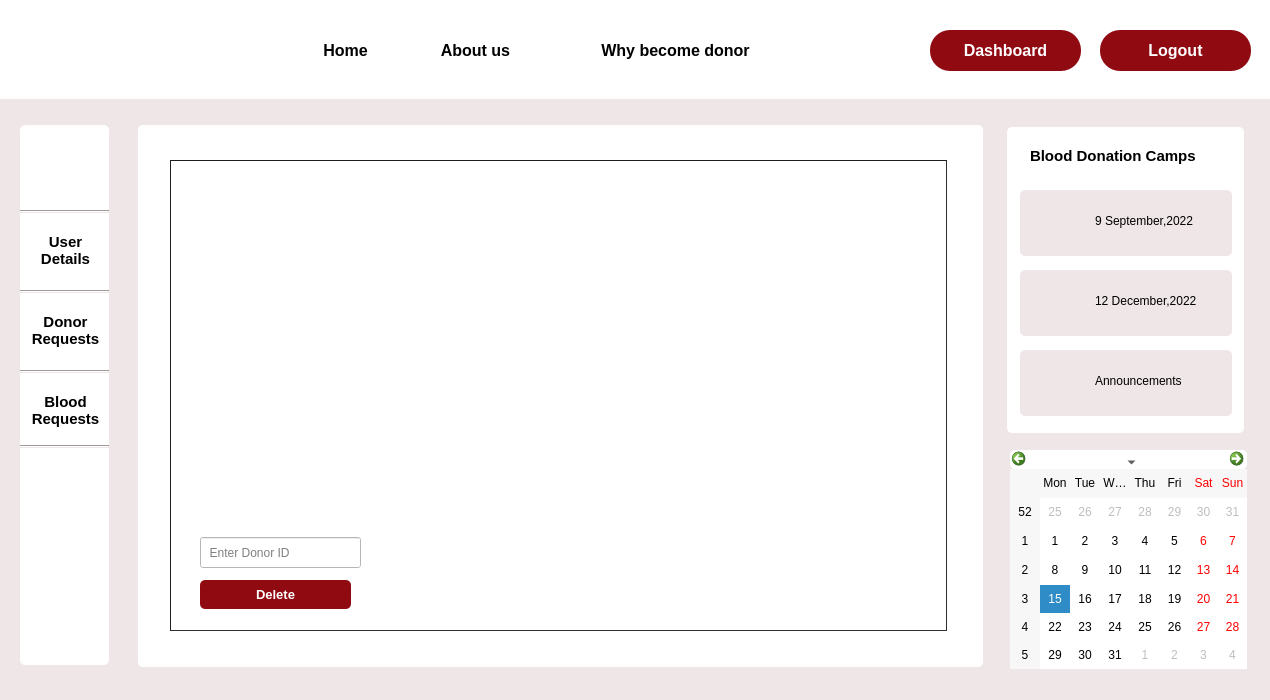
Qt form edit_donor.ui (Rista10/Final) before a commit.
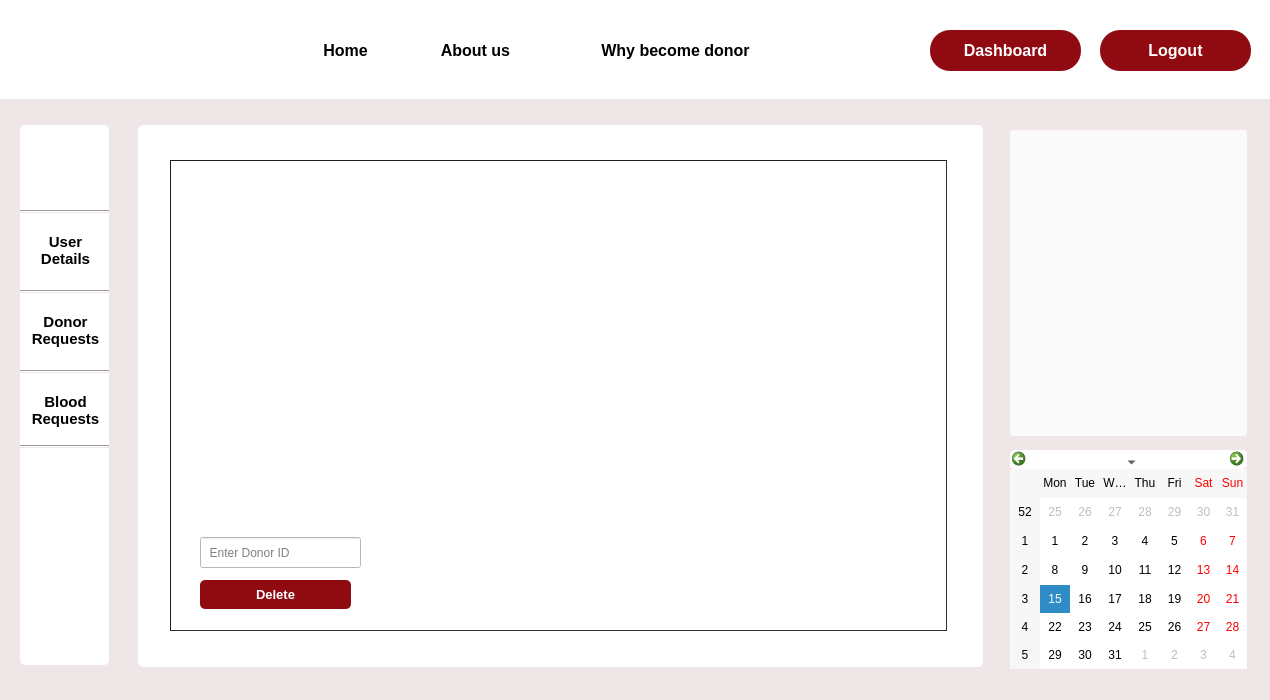
The same form after that commit. Icons and pictures are not drawn.

Patch:
```diff
--- a/edit_donor.ui
+++ b/edit_donor.ui
@@ -17,87 +17,6 @@
    <string notr="true">background-color:#EFE6E7;
 </string>
   </property>
-  <widget class="QLabel" name="label_25">
-   <property name="geometry">
-    <rect>
-     <x>1020</x>
-     <y>350</y>
-     <width>212</width>
-     <height>66</height>
-    </rect>
-   </property>
-   <property name="cursor">
-    <cursorShape>PointingHandCursor</cursorShape>
-   </property>
-   <property name="styleSheet">
-    <string notr="true">border-radius:5px;</string>
-   </property>
-   <property name="text">
-    <string/>
-   </property>
-  </widget>
-  <widget class="QLabel" name="label_32">
-   <property name="geometry">
-    <rect>
-     <x>1095</x>
-     <y>360</y>
-     <width>131</width>
-     <height>41</height>
-    </rect>
-   </property>
-   <property name="cursor">
-    <cursorShape>PointingHandCursor</cursorShape>
-   </property>
-   <property name="styleSheet">
-    <string notr="true">
-#label_32::hover
-{
-
-	color: rgb(144, 10, 18);
-}</string>
-   </property>
-   <property name="text">
-    <string>Announcements</string>
-   </property>
-  </widget>
-  <widget class="QLabel" name="label_29">
-   <property name="geometry">
-    <rect>
-     <x>1030</x>
-     <y>360</y>
-     <width>51</width>
-     <height>41</height>
-    </rect>
-   </property>
-   <property name="cursor">
-    <cursorShape>PointingHandCursor</cursorShape>
-   </property>
-   <property name="styleSheet">
-    <string notr="true">border-image: url(:/img/Images/announcement.png);</string>
-   </property>
-   <property name="text">
-    <string/>
-   </property>
-  </widget>
-  <widget class="QLabel" name="label_26">
-   <property name="geometry">
-    <rect>
-     <x>1020</x>
-     <y>270</y>
-     <width>212</width>
-     <height>66</height>
-    </rect>
-   </property>
-   <property name="cursor">
-    <cursorShape>PointingHandCursor</cursorShape>
-   </property>
-   <property name="styleSheet">
-    <string notr="true">border-radius:5px;</string>
-   </property>
-   <property name="text">
-    <string/>
-   </property>
-  </widget>
   <widget class="QLabel" name="label">
    <property name="geometry">
     <rect>
@@ -201,68 +120,6 @@
     <string/>
    </property>
   </widget>
-  <widget class="QLabel" name="label_24">
-   <property name="geometry">
-    <rect>
-     <x>1020</x>
-     <y>190</y>
-     <width>212</width>
-     <height>66</height>
-    </rect>
-   </property>
-   <property name="cursor">
-    <cursorShape>PointingHandCursor</cursorShape>
-   </property>
-   <property name="styleSheet">
-    <string notr="true">border-radius:5px;</string>
-   </property>
-   <property name="text">
-    <string/>
-   </property>
-  </widget>
-  <widget class="QLabel" name="label_27">
-   <property name="geometry">
-    <rect>
-     <x>1030</x>
-     <y>200</y>
-     <width>52</width>
-     <height>52</height>
-    </rect>
-   </property>
-   <property name="cursor">
-    <cursorShape>PointingHandCursor</cursorShape>
-   </property>
-   <property name="styleSheet">
-    <string notr="true">background-image: url(:/img/Images/blood.png);</string>
-   </property>
-   <property name="text">
-    <string/>
-   </property>
-  </widget>
-  <widget class="QLabel" name="label_30">
-   <property name="geometry">
-    <rect>
-     <x>1095</x>
-     <y>200</y>
-     <width>131</width>
-     <height>41</height>
-    </rect>
-   </property>
-   <property name="cursor">
-    <cursorShape>PointingHandCursor</cursorShape>
-   </property>
-   <property name="styleSheet">
-    <string notr="true">
-#label_30::hover
-{
-
-	color: rgb(144, 10, 18);
-}</string>
-   </property>
-   <property name="text">
-    <string>9 September,2022</string>
-   </property>
-  </widget>
   <widget class="QPushButton" name="my_details_3">
    <property name="geometry">
     <rect>
@@ -335,28 +192,6 @@
     <string/>
    </property>
   </widget>
-  <widget class="QLabel" name="label_23">
-   <property name="geometry">
-    <rect>
-     <x>1030</x>
-     <y>140</y>
-     <width>201</width>
-     <height>31</height>
-    </rect>
-   </property>
-   <property name="font">
-    <font>
-     <pointsize>11</pointsize>
-     <bold>true</bold>
-    </font>
-   </property>
-   <property name="styleSheet">
-    <string notr="true">background-color: rgb(255, 255, 255);</string>
-   </property>
-   <property name="text">
-    <string>Blood Donation Camps</string>
-   </property>
-  </widget>
   <widget class="Line" name="line_2">
    <property name="geometry">
     <rect>
@@ -443,23 +278,6 @@
     <string/>
    </property>
   </widget>
-  <widget class="QLabel" name="label_4">
-   <property name="geometry">
-    <rect>
-     <x>1007</x>
-     <y>127</y>
-     <width>237</width>
-     <height>306</height>
-    </rect>
-   </property>
-   <property name="styleSheet">
-    <string notr="true">background-color: rgb(255, 255, 255);
-border-radius:5px;</string>
-   </property>
-   <property name="text">
-    <string/>
-   </property>
-  </widget>
   <widget class="QPushButton" name="home">
    <property name="geometry">
     <rect>
@@ -611,49 +429,6 @@
     <string>Why become donor</string>
    </property>
   </widget>
-  <widget class="QLabel" name="label_28">
-   <property name="geometry">
-    <rect>
-     <x>1030</x>
-     <y>280</y>
-     <width>52</width>
-     <height>52</height>
-    </rect>
-   </property>
-   <property name="cursor">
-    <cursorShape>PointingHandCursor</cursorShape>
-   </property>
-   <property name="styleSheet">
-    <string notr="true">background-image: url(:/img/Images/blood.png);</string>
-   </property>
-   <property name="text">
-    <string/>
-   </property>
-  </widget>
-  <widget class="QLabel" name="label_31">
-   <property name="geometry">
-    <rect>
-     <x>1095</x>
-     <y>280</y>
-     <width>131</width>
-     <height>41</height>
-    </rect>
-   </property>
-   <property name="cursor">
-    <cursorShape>PointingHandCursor</cursorShape>
-   </property>
-   <property name="styleSheet">
-    <string notr="true">
-#label_31::hover
-{
-
-	color: rgb(144, 10, 18);
-}</string>
-   </property>
-   <property name="text">
-    <string>12 December,2022</string>
-   </property>
-  </widget>
   <widget class="Line" name="line_4">
    <property name="geometry">
     <rect>
@@ -753,6 +528,34 @@
     <string>Logout</string>
    </property>
   </widget>
+  <widget class="QPushButton" name="pushButton_4">
+   <property name="geometry">
+    <rect>
+     <x>1010</x>
+     <y>130</y>
+     <width>237</width>
+     <height>306</height>
+    </rect>
+   </property>
+   <property name="styleSheet">
+    <string notr="true">background-color: rgb(250, 250, 250);
+border-radius:3px;
+</string>
+   </property>
+   <property name="text">
+    <string/>
+   </property>
+   <property name="icon">
+    <iconset resource="Resources.qrc">
+     <normaloff>:/Images/donor_day.JPG</normaloff>:/Images/donor_day.JPG</iconset>
+   </property>
+   <property name="iconSize">
+    <size>
+     <width>250</width>
+     <height>400</height>
+    </size>
+   </property>
+  </widget>
   <zorder>label_2</zorder>
   <zorder>label_4</zorder>
   <zorder>label_25</zorder>
```
Left out of the diff: 16 changed lines with no effect on the pictures.
